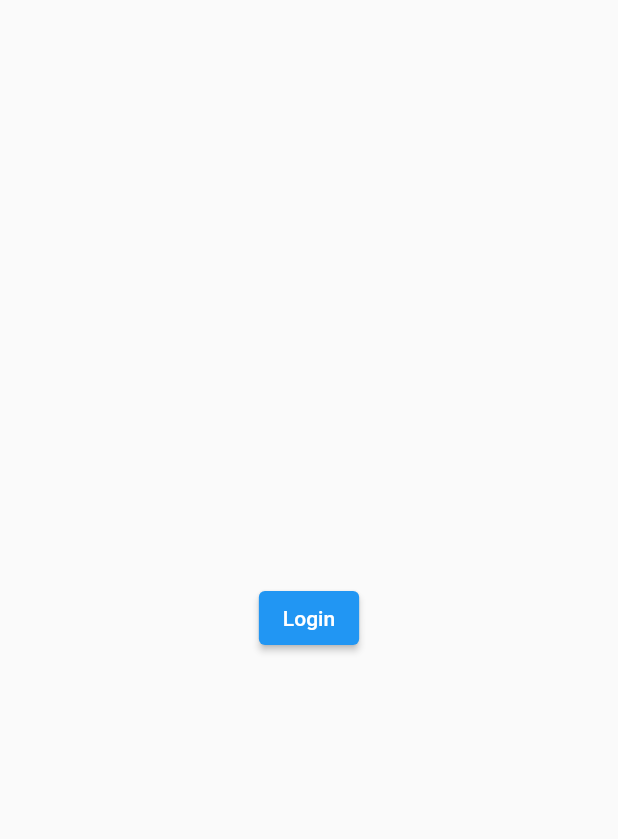
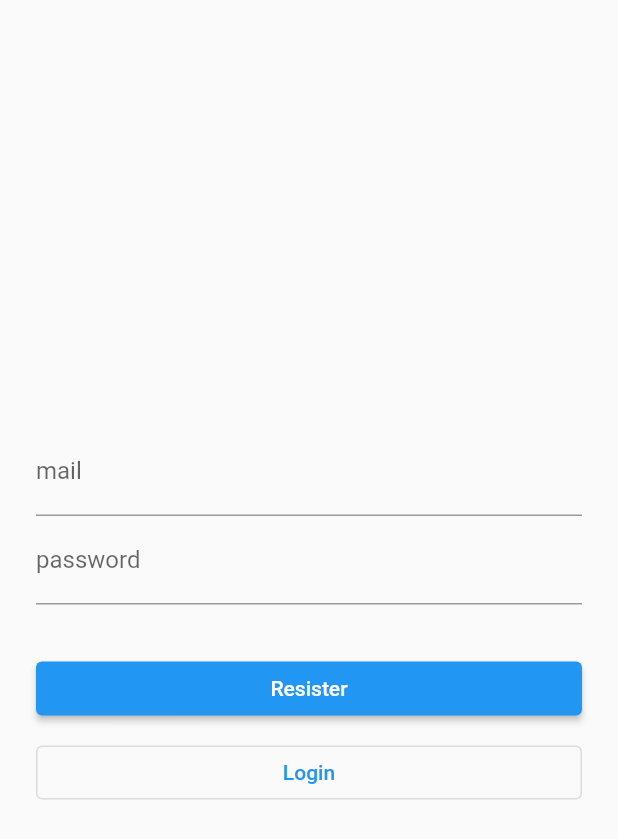
Before and after one commit to orug8m/flutter_sample, a Flutter app: the screen it shows after launch, on a phone screen of 412 x 824 dp. Shown: the top 839 px of the screen. Run offline on Flutter 3.47's test engine with Material 2 defaults, Android fonts, the phone set to English and light mode, and no system bars; our stand-ins replace firebase_auth, firebase_core; accounts and stored records are empty.

Commit message:
登録・ログイン画面を作成

```diff
--- a/lib/main.dart
+++ b/lib/main.dart
@@ -1,6 +1,12 @@
+import 'package:firebase_auth/firebase_auth.dart';
+import 'package:firebase_core/firebase_core.dart';
 import 'package:flutter/material.dart';
 
-void main() {
+void main() async {
+  // 初期化処理を追加
+  WidgetsFlutterBinding.ensureInitialized();
+  await Firebase.initializeApp();
+
   runApp(ChatApp());
 }
 
@@ -18,33 +24,130 @@ class ChatApp extends StatelessWidget {
   }
 }
 
-class LoginPage extends StatelessWidget {
+// ログイン画面用Widget
+class LoginPage extends StatefulWidget {
+  @override
+  _LoginPageState createState() => _LoginPageState();
+}
+
+class _LoginPageState extends State<LoginPage> {
+  // メッセージ表示用
+  String infoText = '';
+  // 入力したメールアドレス・パスワード
+  String email = '';
+  String password = '';
+
   @override
   Widget build(BuildContext context) {
     return Scaffold(
       body: Center(
+        child: Container(
+          padding: EdgeInsets.all(24),
           child: Column(
             mainAxisAlignment: MainAxisAlignment.center,
             children: <Widget>[
-            ElevatedButton(
-              child: Text('Login'),
+              // メールアドレス入力
+              TextFormField(
+                decoration: InputDecoration(labelText: 'mail'),
+                onChanged: (String value) {
+                  setState(() {
+                    email = value;
+                  });
+                },
+              ),
+              // パスワード入力
+              TextFormField(
+                decoration: InputDecoration(labelText: 'password'),
+                obscureText: true,
+                onChanged: (String value) {
+                  setState(() {
+                    password = value;
+                  });
+                },
+              ),
+              Container(
+                padding: EdgeInsets.all(8),
+                // メッセージ表示
+                child: Text(infoText),
+              ),
+              Container(
+                width: double.infinity,
+                // ユーザー登録ボタン
+                child: ElevatedButton(
+                  child: Text('Resister'),
                   onPressed: () async {
+                    try {
+                      // メール/パスワードでユーザー登録
+                      final FirebaseAuth auth = FirebaseAuth.instance;
+                      final result = await auth.createUserWithEmailAndPassword(
+                        email: email,
+                        password: password,
+                      );
+                      await auth.createUserWithEmailAndPassword(
+                        email: email,
+                        password: password,
+                      );
+                      // ユーザー登録に成功した場合
                       // チャット画面に遷移＋ログイン画面を破棄
                       await Navigator.of(context).pushReplacement(
                         MaterialPageRoute(builder: (context) {
-                    return ChatPage();
+                          return ChatPage(result.user!);
                         }),
                       );
+                    } catch (e) {
+                      // ユーザー登録に失敗した場合
+                      setState(() {
+                        infoText = "登録に失敗しました：${e.toString()}";
+                      });
+                    }
                   },
-            )
+                ),
+              ),
+              const SizedBox(height: 8),
+              Container(
+                width: double.infinity,
+                // ログインボタン
+                child: OutlinedButton(
+                  child: Text('Login'),
+                  onPressed: () async {
+                    try {
+                      // メール/パスワードでログイン
+                      final FirebaseAuth auth = FirebaseAuth.instance;
+                      final result = await auth.signInWithEmailAndPassword(
+                          email: email, password: password);
+                      await auth.signInWithEmailAndPassword(
+                        email: email,
+                        password: password,
+                      );
+                      // ログインに成功した場合
+                      // チャット画面に遷移＋ログイン画面を破棄
+                      await Navigator.of(context).pushReplacement(
+                        MaterialPageRoute(builder: (context) {
+                          return ChatPage(result.user!);
+                        }),
+                      );
+                    } catch (e) {
+                      // ログインに失敗した場合
+                      setState(() {
+                        infoText = "ログインに失敗しました：${e.toString()}";
+                      });
+                    }
+                  },
+                ),
+              ),
             ],
+          ),
         ),
       ),
     );
   }
 }
 
+// チャット画面用Widget
 class ChatPage extends StatelessWidget {
+  // 引数からユーザー情報を受け取れるようにする
+  ChatPage(this.user);
+  final User user;
   @override
   Widget build(BuildContext context) {
     return Scaffold(
@@ -52,9 +155,12 @@ class ChatPage extends StatelessWidget {
         title: Text('Chat'),
         actions: <Widget>[
           IconButton(
-            icon: Icon(Icons.close),
+            icon: Icon(Icons.logout),
             onPressed: () async {
-              // ログイン画面に遷移＋チャット画面を破棄
+              // ログアウト処理
+              // 内部で保持しているログイン情報等が初期化される
+              await FirebaseAuth.instance.signOut();
+              // ログイン画面に遷移+チャット画面を破棄
               await Navigator.of(context).pushReplacement(
                 MaterialPageRoute(builder: (context) {
                   return LoginPage();
@@ -63,6 +169,10 @@ class ChatPage extends StatelessWidget {
             },
           ),
         ],
+      ),
+      body: Center(
+        // ユーザー情報を表示
+        child: Text('hello ${user.email}')
       ),
       floatingActionButton: FloatingActionButton(
         child: Icon(Icons.add),
@@ -78,7 +188,6 @@ class ChatPage extends StatelessWidget {
     );
   }
 }
-
 
 // 投稿画面用Widget
 class AddPostPage extends StatelessWidget {
--- a/pubspec.yaml
+++ b/pubspec.yaml
@@ -34,7 +34,8 @@ dependencies:
   # The following adds the Cupertino Icons font to your application.
   # Use with the CupertinoIcons class for iOS style icons.
   cupertino_icons: ^1.0.2
-
+  firebase_auth: ^3.3.0
+  firebase_core: ^1.10.2
 dev_dependencies:
   flutter_test:
     sdk: flutter
```
Also changed, not shown: pubspec.lock, 7 other files. Lines whose indentation alone changed are shown as unchanged.
